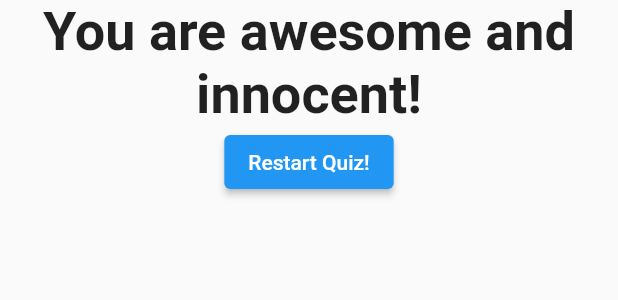
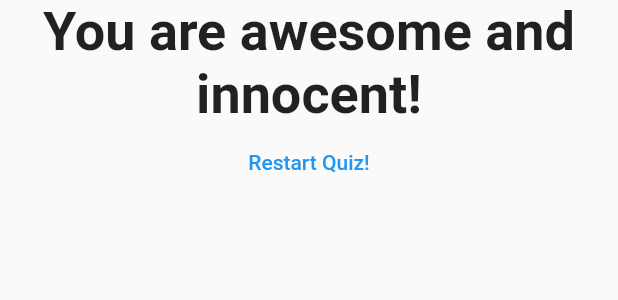
Before and after one commit to Valentin-Gruenewald/flutter_first_project, a Flutter app: the Result widget shown alone on an empty page, opened directly with empty values, on a phone screen of 412 x 824 dp. Shown: the top 300 px of the screen. Run offline on Flutter 3.47's test engine with Material 2 defaults, Android fonts, the phone set to English and light mode, and no system bars.

Commit message:
changed old buttons

```diff
--- a/lib/result.dart
+++ b/lib/result.dart
@@ -30,12 +30,12 @@ class Result extends StatelessWidget {
             style: TextStyle(fontSize: 36, fontWeight: FontWeight.bold),
             textAlign: TextAlign.center,
           ),
-          ElevatedButton(
+          TextButton(
             child: Text(
               'Restart Quiz!',
             ),
             style: ButtonStyle(
-              backgroundColor: MaterialStateProperty.all(Colors.blue),
+              foregroundColor: MaterialStateProperty.all(Colors.blue),
             ),
             onPressed: resetHandler,
           ),
```
